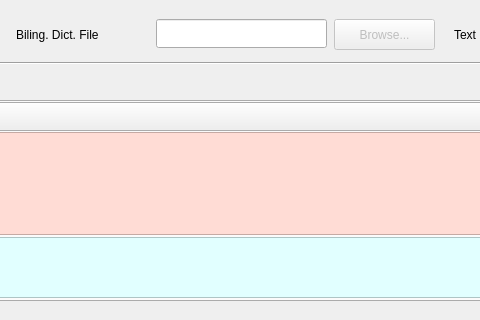
rmlockwood/FLExTrans, file LiveRuleTester.ui: the form before one commit; both pictures show x 394 to 874 and y 0 to 320 of the 1271 by 817 pixel window.
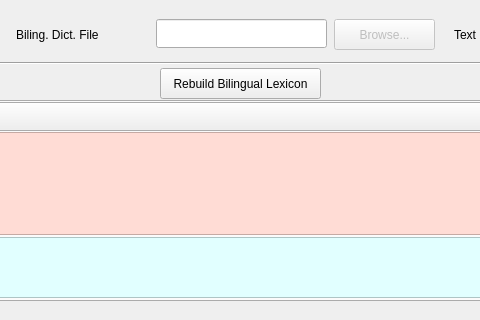
The form after the commit. Icons and pictures are not drawn.

Commit message:
Let LiveRuleTester rebuild bilingual lexicon
Program a button to rebuild the bilingual lexicon. Fixes #37

```diff
--- a/LiveRuleTester.ui
+++ b/LiveRuleTester.ui
@@ -753,6 +753,19 @@
      <string>X tests added.</string>
     </property>
    </widget>
+   <widget class="QPushButton" name="rebuildBilingLexButton">
+    <property name="geometry">
+     <rect>
+      <x>554</x>
+      <y>68</y>
+      <width>161</width>
+      <height>31</height>
+     </rect>
+    </property>
+    <property name="text">
+     <string>Rebuild Bilingual Lexicon</string>
+    </property>
+   </widget>
   </widget>
  </widget>
  <resources/>
```
The commit also changes 4 other files.
